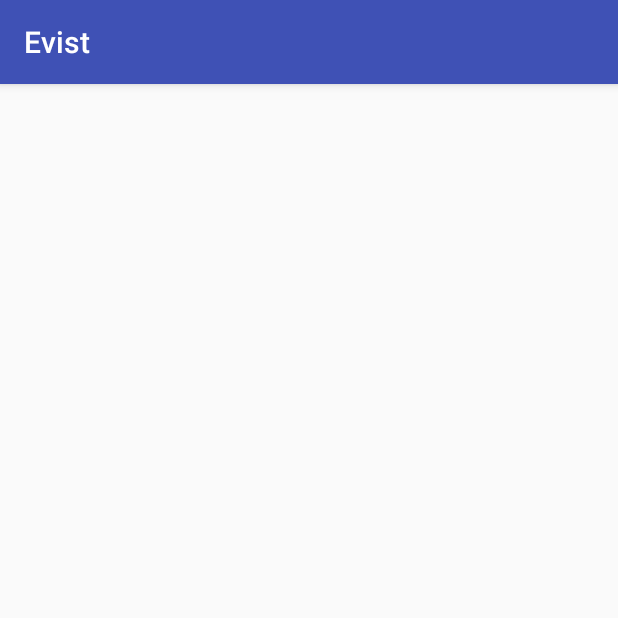
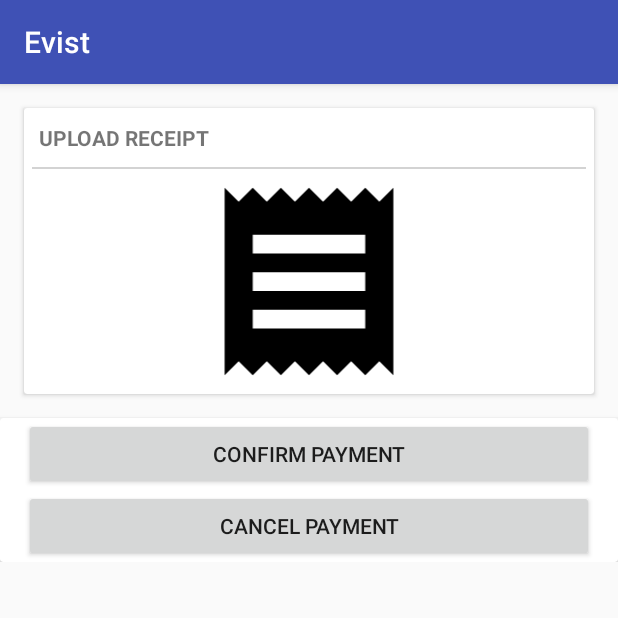
Before and after one commit to jhonsalya/Evist, an Android app: the UnpaidDetailActivity screen opened directly, with no data from a screen before it, on a phone screen of 412 x 824 dp, the top half of it. Run offline under Robolectric (Android 15) with nearby library versions, the phone set to English and light mode, and no system bars.

Commit message:
new activity - detail unpaid - upload receipt

```diff
--- a/app/src/main/AndroidManifest.xml
+++ b/app/src/main/AndroidManifest.xml
@@ -24,7 +24,8 @@
         <activity android:name=".ForgotPasswordActivity" />
         <activity android:name=".EventDetailActivity" />
         <activity android:name=".UnpaidActivity" />
-        <activity android:name=".UnpaidDetailActivity"></activity>
+        <activity android:name=".UnpaidDetailActivity" />
+        <activity android:name=".UploadReceiptActivity"></activity>
     </application>
 
 </manifest>
--- /dev/null
+++ b/app/src/main/java/com/example/jhonsalya/evist/UploadReceiptActivity.java
@@ -0,0 +1,13 @@
+package com.example.jhonsalya.evist;
+
+import android.support.v7.app.AppCompatActivity;
+import android.os.Bundle;
+
+public class UploadReceiptActivity extends AppCompatActivity {
+
+    @Override
+    protected void onCreate(Bundle savedInstanceState) {
+        super.onCreate(savedInstanceState);
+        setContentView(R.layout.activity_upload_receipt);
+    }
+}
--- /dev/null
+++ b/app/src/main/res/drawable/ic_receipt_black_24dp.xml
@@ -0,0 +1,9 @@
+<vector xmlns:android="http://schemas.android.com/apk/res/android"
+        android:width="24dp"
+        android:height="24dp"
+        android:viewportWidth="24.0"
+        android:viewportHeight="24.0">
+    <path
+        android:fillColor="#FF000000"
+        android:pathData="M18,17L6,17v-2h12v2zM18,13L6,13v-2h12v2zM18,9L6,9L6,7h12v2zM3,22l1.5,-1.5L6,22l1.5,-1.5L9,22l1.5,-1.5L12,22l1.5,-1.5L15,22l1.5,-1.5L18,22l1.5,-1.5L21,22L21,2l-1.5,1.5L18,2l-1.5,1.5L15,2l-1.5,1.5L12,2l-1.5,1.5L9,2 7.5,3.5 6,2 4.5,3.5 3,2v20z"/>
+</vector>
--- a/app/src/main/res/layout/activity_unpaid.xml
+++ b/app/src/main/res/layout/activity_unpaid.xml
@@ -80,14 +80,6 @@
                         android:text="50.000"
                         android:textSize="24sp" />
 
-                    <Button
-                        android:id="@+id/button4"
-                        android:layout_marginTop="15dp"
-                        android:layout_width="match_parent"
-                        android:layout_height="35dp"
-                        android:text="Confirm"
-                        android:textColor="@color/fbutton_color_midnight_blue"
-                        android:backgroundTint="@color/colorAccent"/>
                 </LinearLayout>
 
             </LinearLayout>
--- a/app/src/main/res/layout/activity_unpaid_detail.xml
+++ b/app/src/main/res/layout/activity_unpaid_detail.xml
@@ -1,9 +1,81 @@
 <?xml version="1.0" encoding="utf-8"?>
-<android.support.constraint.ConstraintLayout xmlns:android="http://schemas.android.com/apk/res/android"
+<ScrollView xmlns:android="http://schemas.android.com/apk/res/android"
     xmlns:app="http://schemas.android.com/apk/res-auto"
     xmlns:tools="http://schemas.android.com/tools"
     android:layout_width="match_parent"
     android:layout_height="match_parent"
     tools:context=".UnpaidDetailActivity">
 
-</android.support.constraint.ConstraintLayout>
+    <LinearLayout
+        android:layout_width="match_parent"
+        android:layout_height="wrap_content"
+        android:orientation="vertical">
+
+        <android.support.v7.widget.CardView
+            android:layout_margin="@dimen/activity_horizontal_margin"
+            android:layout_width="match_parent"
+            android:layout_height="wrap_content">
+
+            <LinearLayout
+                android:orientation="vertical"
+                android:layout_width="match_parent"
+                android:layout_height="wrap_content">
+
+                <TextView
+                    android:layout_width="wrap_content"
+                    android:layout_height="wrap_content"
+                    android:text="UPLOAD RECEIPT"
+                    android:textStyle="bold"
+                    android:layout_margin="10dp"
+                    />
+
+                <View
+                    android:layout_marginLeft="5dp"
+                    android:layout_marginRight="5dp"
+                    android:layout_width="fill_parent"
+                    android:layout_height="1dp"
+                    android:background="#d3d3d3" />
+
+                <ImageView
+                    android:layout_width="match_parent"
+                    android:layout_height="150dp"
+                    android:layout_gravity="center"
+                    android:src="@drawable/ic_receipt_black_24dp"
+                    />
+            </LinearLayout>
+
+        </android.support.v7.widget.CardView>
+
+        <android.support.v7.widget.CardView
+            android:layout_width="match_parent"
+            android:layout_height="wrap_content">
+            <LinearLayout
+                android:orientation="vertical"
+                android:layout_width="match_parent"
+                android:layout_height="wrap_content">
+
+                <Button
+                    android:text="CONFIRM PAYMENT"
+                    android:layout_marginRight="16dp"
+                    android:layout_marginLeft="16dp"
+                    android:layout_alignParentBottom="true"
+                    android:layout_width="match_parent"
+                    android:layout_height="wrap_content"
+                    />
+
+                <Button
+                    android:text="CANCEL PAYMENT"
+                    android:layout_marginRight="16dp"
+                    android:layout_marginLeft="16dp"
+                    android:layout_alignParentBottom="true"
+                    android:layout_width="match_parent"
+                    android:layout_height="wrap_content"
+                    />
+            </LinearLayout>
+
+        </android.support.v7.widget.CardView>
+
+    </LinearLayout>
+
+
+</ScrollView>
--- /dev/null
+++ b/app/src/main/res/layout/activity_upload_receipt.xml
@@ -0,0 +1,9 @@
+<?xml version="1.0" encoding="utf-8"?>
+<android.support.constraint.ConstraintLayout xmlns:android="http://schemas.android.com/apk/res/android"
+    xmlns:app="http://schemas.android.com/apk/res-auto"
+    xmlns:tools="http://schemas.android.com/tools"
+    android:layout_width="match_parent"
+    android:layout_height="match_parent"
+    tools:context=".UploadReceiptActivity">
+
+</android.support.constraint.ConstraintLayout>
```
